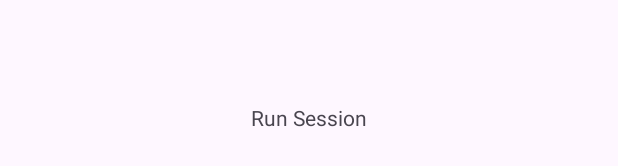
After one commit to twang86/SimpleChaseRun, an Android app: the layout fragment_run_session.xml on its own in the app's theme, with its tools: preview values and no code run, on a phone screen of 412 x 824 dp. The commit adds this screen. Shown: the part 500-666 px from the top of the screen. Run offline under Robolectric (Android 15) with nearby library versions, the phone set to English and light mode, and no system bars.

Commit message:
UI boilerplate

```diff
--- a/app/src/main/AndroidManifest.xml
+++ b/app/src/main/AndroidManifest.xml
@@ -1,6 +1,11 @@
 <?xml version="1.0" encoding="utf-8"?>
 <manifest xmlns:android="http://schemas.android.com/apk/res/android"
     xmlns:tools="http://schemas.android.com/tools">
+
+    <uses-permission android:name="android.permission.ACCESS_COARSE_LOCATION"/>
+    <uses-permission android:name="android.permission.ACCESS_FINE_LOCATION"/>
+    <uses-permission android:name="android.permission.ACCESS_BACKGROUND_LOCATION"/>
+    <uses-permission android:name="android.permission.FOREGROUND_SERVICE"/>
 
     <application
         android:allowBackup="true"
--- /dev/null
+++ b/app/src/main/res/layout/fragment_run_session.xml
@@ -0,0 +1,14 @@
+<?xml version="1.0" encoding="utf-8"?>
+<LinearLayout xmlns:android="http://schemas.android.com/apk/res/android"
+    android:layout_width="match_parent"
+    android:layout_height="match_parent"
+    android:orientation="vertical"
+    android:gravity="center">
+
+    <TextView
+        android:layout_width="wrap_content"
+        android:layout_height="wrap_content"
+        android:layout_gravity="center"
+        android:text="Run Session"/>
+
+</LinearLayout>
```
Also changed, not shown: app/build.gradle (+8 -0 lines), app/src/main/java/com/pandacat/simplechaserun/MainActivity.kt (+11 -1 lines), app/src/main/java/com/pandacat/simplechaserun/utils/PermissionUtil.kt (added, +23 -0 lines), app/src/main/java/com/pandacat/simplechaserun/views/RunSessionFragment.kt (added, +23 -0 lines), app/src/main/res/layout/activity_main.xml (+9 -10 lines), app/src/main/res/navigation/nav_main_app.xml (added, +14 -0 lines).
